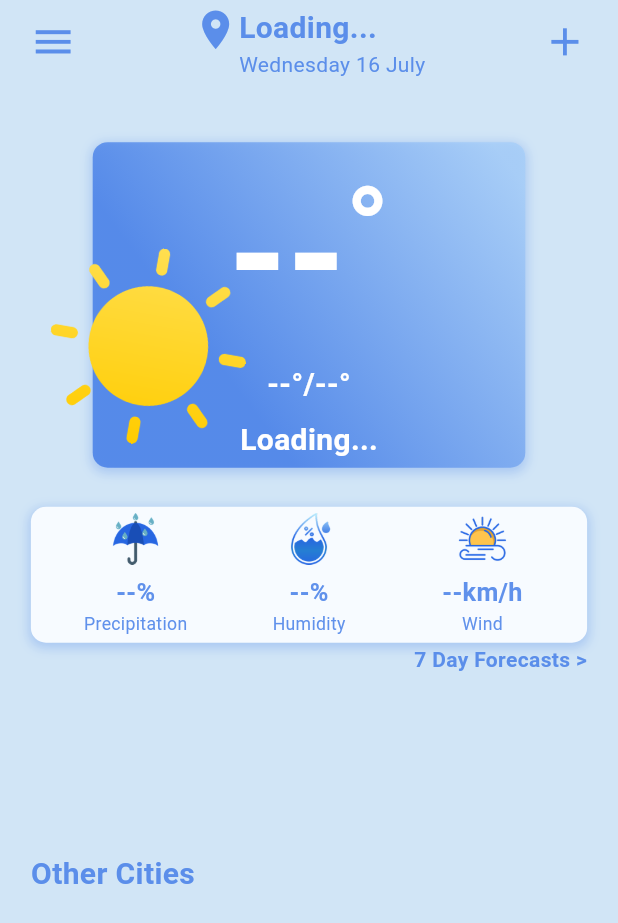
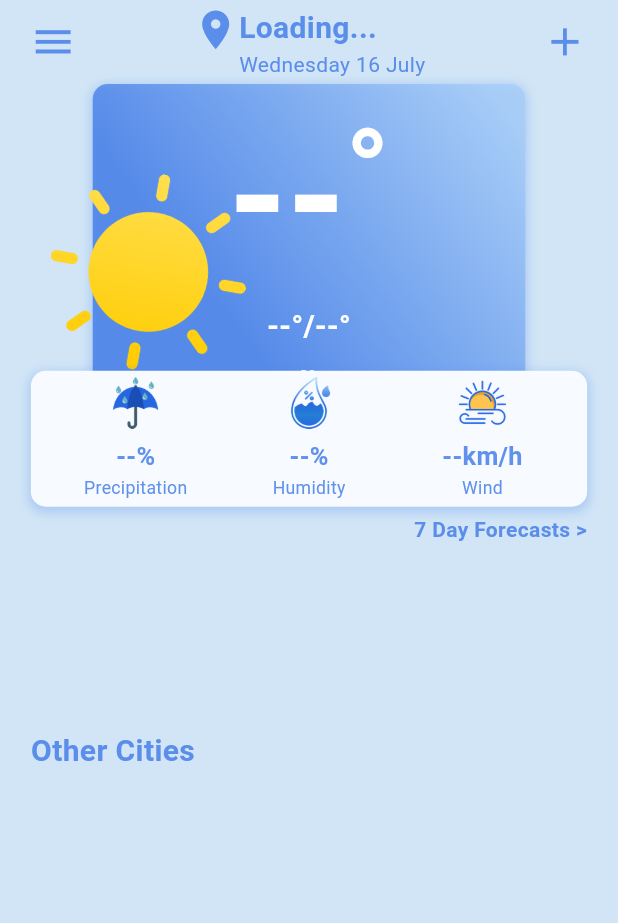
Before and after one commit to hamza-flutterdev/estonia_weather, a Flutter app: the HomeView screen opened directly, on a phone screen of 412 x 824 dp. Shown: the top 923 px of the screen. Run offline on Flutter 3.47's test engine with Material 3 defaults, Android fonts, the light colour scheme and no system bars; our stand-ins replace connectivity_plus, device_preview, firebase_core, firebase_remote_config, flutter_secure_storage, geolocator and 4 more; missing offline and left inert: panara_dialogs; accounts and stored records are empty; Roboto replaces fonts that are missing (Montserrat).

Commit message:
16-07-2025 | 12:16

```diff
--- a/lib/extensions/device_size/device_size.dart
+++ b/lib/extensions/device_size/device_size.dart
@@ -10,26 +10,33 @@ class DeviceSize {
   double get width => mobileWidth(context);
   double get height => mobileHeight(context);
 
+  // Screen categories
   bool get isSmall => height < 675;
-  bool get isMedium => height >= 675 && height < 780;
-  bool get isBig => height >= 875;
+  bool get isMedium => height >= 675 && height < 772;
+  bool get isLarge => height >= 772 && height < 800;
+  bool get isBig => height >= 900;
   bool get isTab => width >= 600;
 
-  // Existing constants
+  // Shared padding/margins
   double get horizontalPadding => isTab ? width * 0.08 : width * 0.05;
   double get weatherCardHorizontalMargin => isTab ? width * 0.2 : width * 0.15;
   double get weatherIconLeft => isTab ? width * 0.12 : width * 0.08;
+
   double get weatherIconTop =>
       isTab
           ? height * 0.1
           : isSmall
           ? height * 0.27
           : isMedium
-          ? height * 0.24
+          ? height * 0.22
+          : isLarge
+          ? height * 0.16
           : isBig
           ? height * 0.19
-          : height * 0.20;
+          : height * 0.14;
+
   double get weatherIconSize => largeIcon(context);
+
   double get detailsCardTop =>
       isTab
           ? height * 0.34
@@ -37,19 +44,25 @@ class DeviceSize {
           ? height * 0.46
           : isMedium
           ? height * 0.405
+          : isLarge
+          ? height * 0.335
           : isBig
           ? height * 0.36
-          : height * 0.41;
+          : height * 0.30;
+
   double get todayHeaderTop =>
       isTab
           ? height * 0.46
           : isSmall
           ? height * 0.57
           : isMedium
-          ? height * 0.53
+          ? height * 0.523
+          : isLarge
+          ? height * 0.45
           : isBig
           ? height * 0.47
-          : height * 0.52;
+          : height * 0.415;
+
   double get todayForecastTop =>
       isTab
           ? height * 0.49
@@ -57,19 +70,25 @@ class DeviceSize {
           ? height * 0.61
           : isMedium
           ? height * 0.565
+          : isLarge
+          ? height * 0.48
           : isBig
           ? height * 0.495
-          : height * 0.55;
+          : height * 0.445;
+
   double get otherCitiesHeaderTop =>
       isTab
           ? height * 0.65
           : isSmall
           ? height * 0.747
           : isMedium
-          ? height * 0.725
+          ? height * 0.715
+          : isLarge
+          ? height * 0.627
           : isBig
-          ? height * 0.637
-          : height * 0.69;
+          ? height * 0.635
+          : height * 0.59;
+
   double get otherCitiesTop =>
       isTab
           ? height * 0.68
@@ -77,58 +96,66 @@ class DeviceSize {
           ? height * 0.795
           : isMedium
           ? height * 0.765
+          : isLarge
+          ? height * 0.665
           : isBig
           ? height * 0.67
-          : height * 0.73;
+          : height * 0.63;
 
-  // Hourly Forecast Layout Constants
+  // Hourly Forecast Layout
   double get hourlyImageHeight => height * 0.4;
   double get hourlyCardTop => height * 0.11;
+
   double get hourlyCardHeight =>
       isTab
           ? height * 0.44
           : isBig
           ? height * 0.364
+          : isLarge
+          ? height * 0.42
           : isMedium
-          ? height * 0.41
+          ? height * 0.515
           : isSmall
           ? height * 0.48
-          : height * 0.43;
+          : height * 0.38;
+
   double get hourlyListItemHeight => isTab ? width * 0.12 : width * 0.18;
   double get hourlyCardLeftMargin => isTab ? width * 0.10 : width * 0.05;
   double get hourlyCardRightMargin => isTab ? width * 0.10 : width * 0.05;
-  double get hourlyListContentTop =>
-      isTab
-          ? hourlyCardHeight + kToolbarHeight
-          : isBig
-          ? hourlyCardHeight + kToolbarHeight
-          : hourlyCardHeight + kToolbarHeight;
+
+  double get hourlyListContentTop => hourlyCardHeight + kToolbarHeight;
+
   double get hourlyListPaddingHorizontal => isTab ? width * 0.15 : kBodyHp;
+
   double get hourlyTimeWidth => isTab ? width * 0.1 : width * 0.15;
   double get hourlySpacerWidth => isTab ? width * 0.08 : width * 0.14;
 
+  // Daily Forecast Layout
   double get dailyImageHeight => height * 0.4;
   double get dailyCardTop => height * 0.11;
+
   double get dailyCardHeight =>
       isTab
           ? height * 0.44
           : isBig
           ? height * 0.364
+          : isLarge
+          ? height * 0.42
           : isMedium
-          ? height * 0.41
+          ? height * 0.515
           : isSmall
           ? height * 0.44
-          : height * 0.43;
+          : height * 0.38;
+
   double get dailyListItemHeight => isTab ? width * 0.15 : width * 0.22;
   double get dailyCardLeftMargin => isTab ? width * 0.10 : width * 0.05;
   double get dailyCardRightMargin => isTab ? width * 0.10 : width * 0.05;
+
   double get dailyListContentTop =>
-      isTab
-          ? dailyCardHeight + kToolbarHeight + kBodyHp
-          : isBig
-          ? dailyCardHeight + kToolbarHeight + kElementGap
-          : dailyCardHeight + kToolbarHeight;
+      dailyCardHeight + kToolbarHeight + (isTab ? kBodyHp : kElementGap);
+
   double get dailyListPaddingHorizontal => isTab ? width * 0.15 : kBodyHp;
+
   double get dailyDayWidth => isTab ? width * 0.1 : width * 0.15;
   double get dailySpacerWidth => isTab ? width * 0.08 : width * 0.14;
   double get dailyConditionPaddingLeft => isTab ? 16.0 : 8.0;
--- a/lib/main.dart
+++ b/lib/main.dart
@@ -1,4 +1,5 @@
 import 'package:estonia_weather/presentation/home/view/home_view.dart';
+import 'package:estonia_weather/presentation/splash/view/splash_view.dart';
 import 'package:firebase_core/firebase_core.dart';
 import 'package:flutter/material.dart';
 import 'package:flutter/services.dart';
@@ -35,7 +36,7 @@ class EstoniaWeather extends StatelessWidget {
       debugShowCheckedModeBanner: false,
       useInheritedMediaQuery: true,
       title: 'Learn English',
-      home: const HomeView(),
+      home: const SplashView(),
       theme: ThemeData(fontFamily: fontPrimary),
     );
   }
--- a/lib/presentation/home/view/home_view.dart
+++ b/lib/presentation/home/view/home_view.dart
@@ -76,7 +76,7 @@ class HomeView extends StatelessWidget {
                             ],
                           ),
                           Positioned(
-                            top: constraints.maxHeight * 0.115,
+                            top: kToolbarHeight,
                             left: deviceSize.weatherCardHorizontalMargin,
                             right: deviceSize.weatherCardHorizontalMargin,
                             child: MainCard(
--- a/lib/presentation/home/view/other_city_card.dart
+++ b/lib/presentation/home/view/other_city_card.dart
@@ -20,14 +20,12 @@ class OtherCitiesSection extends StatelessWidget {
     final ConditionController conditionController = Get.find();
 
     return Obx(() {
-      // Don't show anything if still loading or if it's first launch and data isn't ready
       if (homeController.isLoading.value ||
           (homeController.isFirstLaunch &&
               conditionController.selectedCitiesWeather.isEmpty)) {
         return const SizedBox.shrink();
       }
 
-      // Create a list of cities with their original indices, excluding current location
       final otherCitiesWithIndex = <Map<String, dynamic>>[];
       for (
         int i = 0;
@@ -35,22 +33,13 @@ class OtherCitiesSection extends StatelessWidget {
         i++
       ) {
         final weather = conditionController.selectedCitiesWeather[i];
-        // Skip the main city (the one currently being displayed prominently)
-        if (i == homeController.mainCityIndex) {
-          continue;
-        }
 
-        // Additional check: if there's a current location city, exclude it from other cities
-        // only if it's not the main city
         bool shouldExclude = false;
         if (homeController.currentLocationCity != null) {
           final currentLocationName =
               homeController.currentLocationCity!.city.toLowerCase().trim();
           final weatherCityName = weather.cityName.toLowerCase().trim();
-          // Only exclude if it matches current location AND it's not the main city
-          shouldExclude =
-              weatherCityName == currentLocationName &&
-              i != homeController.mainCityIndex;
+          shouldExclude = weatherCityName == currentLocationName;
         }
 
         if (!shouldExclude) {
@@ -58,7 +47,6 @@ class OtherCitiesSection extends StatelessWidget {
         }
       }
 
-      // If no other cities to show, return empty container
       if (otherCitiesWithIndex.isEmpty) {
         return const SizedBox.shrink();
       }
--- a/lib/presentation/splash/controller/splash_controller.dart
+++ b/lib/presentation/splash/controller/splash_controller.dart
@@ -190,7 +190,6 @@ class SplashController extends GetxController with ConnectivityMixin {
 
   Future<void> _setupFirstLaunch() async {
     try {
-      // Setup default cities
       final tallinn = allCities.firstWhere(
         (city) => city.city.toLowerCase() == 'tallinn',
         orElse: () => allCities.first,
```
Also changed, not shown: lib/domain/use_cases/get_current_weather.dart (+40 -6 lines), lib/presentation/cities/cities_view/city_card.dart (+11 -10 lines), lib/presentation/cities/cities_view/current_location_card.dart (+28 -13 lines), lib/presentation/cities/controller/cities_controller.dart (+68 -9 lines), lib/presentation/home/controller/home_controller.dart (+39 -19 lines), pubspec.lock.
